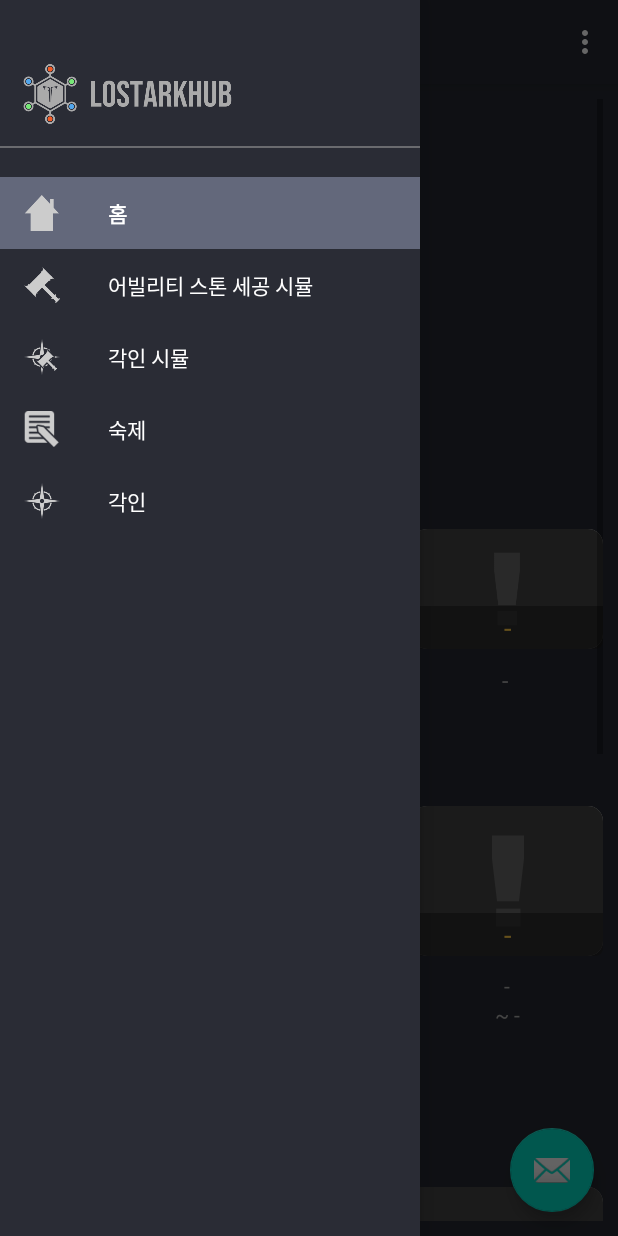
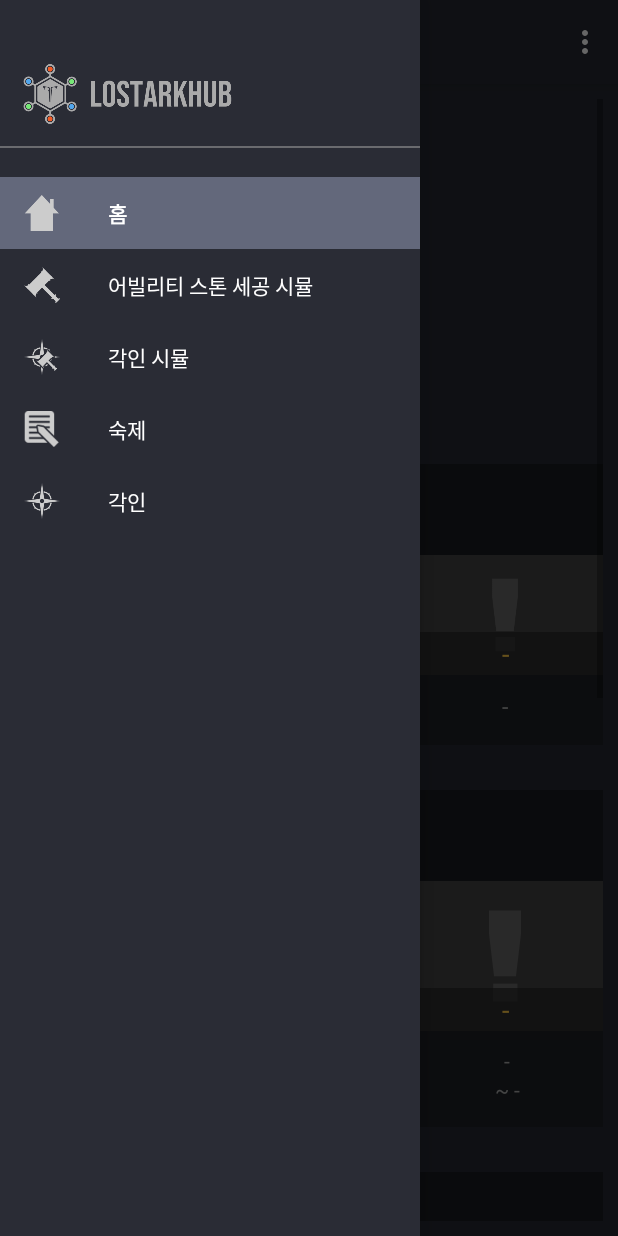
Before and after one commit to zeratul188/LostArkHub, an Android app: the screen it shows after launch (MainActivity), with the side drawer open, on a phone screen of 412 x 824 dp. Run offline under Robolectric (Android 15) with nearby library versions, the phone set to English and light mode, and no system bars; our stand-ins replace Firebase (no records; nobody signed in at launch, a user with empty details on screens opened directly), navigation-ui.

Commit message:
20211030 2059 박성민

```diff
--- a/app/src/main/java/com/example/lostarkapplication/MainActivity.java
+++ b/app/src/main/java/com/example/lostarkapplication/MainActivity.java
@@ -21,8 +21,6 @@ public class MainActivity extends AppCompatActivity {
 
     private AppBarConfiguration mAppBarConfiguration;
 
-    private StoneDBAdapter stoneDBAdapter;
-
     @Override
     protected void onCreate(Bundle savedInstanceState) {
         super.onCreate(savedInstanceState);
@@ -30,17 +28,6 @@ public class MainActivity extends AppCompatActivity {
         Toolbar toolbar = findViewById(R.id.toolbar);
         setSupportActionBar(toolbar);
 
-        stoneDBAdapter = new StoneDBAdapter(this);
-
-        FloatingActionButton fab = findViewById(R.id.fab);
-        fab.setOnClickListener(new View.OnClickListener() {
-            @Override
-            public void onClick(View view) {
-                stoneDBAdapter.open();
-                stoneDBAdapter.deleteAllData();
-                stoneDBAdapter.close();
-            }
-        });
         DrawerLayout drawer = findViewById(R.id.drawer_layout);
         NavigationView navigationView = findViewById(R.id.nav_view);
         // Passing each menu ID as a set of Ids because each
--- a/app/src/main/java/com/example/lostarkapplication/ui/home/HomeFragment.java
+++ b/app/src/main/java/com/example/lostarkapplication/ui/home/HomeFragment.java
@@ -271,8 +271,8 @@ public class HomeFragment extends Fragment {
             imgIsland[i] = root.findViewById(getActivity().getResources().getIdentifier("imgIsland"+(i+1), "id", getActivity().getPackageName()));
             txtIsland[i] = root.findViewById(getActivity().getResources().getIdentifier("txtIsland"+(i+1), "id", getActivity().getPackageName()));
             txtIslandAward[i] = root.findViewById(getActivity().getResources().getIdentifier("txtIslandAward"+(i+1), "id", getActivity().getPackageName()));
-            imgIsland[i].setBackground(round_drawable);
-            imgIsland[i].setClipToOutline(true);
+            //imgIsland[i].setBackground(round_drawable);
+            //imgIsland[i].setClipToOutline(true);
         }
 
         for (int i = 0; i < BOSS_LENGTH; i++) {
@@ -280,8 +280,8 @@ public class HomeFragment extends Fragment {
             txtBoss[i] = root.findViewById(getActivity().getResources().getIdentifier("txtBoss"+(i+1), "id", getActivity().getPackageName()));
             txtStartBoss[i] = root.findViewById(getActivity().getResources().getIdentifier("txtStartBoss"+(i+1), "id", getActivity().getPackageName()));
             txtEndBoss[i] = root.findViewById(getActivity().getResources().getIdentifier("txtEndBoss"+(i+1), "id", getActivity().getPackageName()));
-            imgBoss[i].setBackground(round_drawable);
-            imgBoss[i].setClipToOutline(true);
+            //imgBoss[i].setBackground(round_drawable);
+            //imgBoss[i].setClipToOutline(true);
         }
 
         txtStartDungeon = root.findViewById(R.id.txtStartDungeon);
@@ -289,8 +289,8 @@ public class HomeFragment extends Fragment {
         txtFirstDungeon = root.findViewById(R.id.txtFirstDungeon);
         txtSecondDungeon = root.findViewById(R.id.txtSecondDungeon);
         imgDungeon = root.findViewById(R.id.imgDungeon);
-        imgDungeon.setBackground(round_drawable);
-        imgDungeon.setClipToOutline(true);
+        //imgDungeon.setBackground(round_drawable);
+        //imgDungeon.setClipToOutline(true);
 
         listUpdate = root.findViewById(R.id.listUpdate);
         updates = new ArrayList<>();
--- a/app/src/main/res/layout/app_bar_main.xml
+++ b/app/src/main/res/layout/app_bar_main.xml
@@ -22,12 +22,12 @@
 
     <include layout="@layout/content_main" />
 
-    <com.google.android.material.floatingactionbutton.FloatingActionButton
+    <!--<com.google.android.material.floatingactionbutton.FloatingActionButton
         android:id="@+id/fab"
         android:layout_width="wrap_content"
         android:layout_height="wrap_content"
         android:layout_gravity="bottom|end"
         android:layout_margin="@dimen/fab_margin"
-        app:srcCompat="@android:drawable/ic_dialog_email" />
+        app:srcCompat="@android:drawable/ic_dialog_email" /> -->
 
 </androidx.coordinatorlayout.widget.CoordinatorLayout>
--- a/app/src/main/res/layout/fragment_home.xml
+++ b/app/src/main/res/layout/fragment_home.xml
@@ -30,23 +30,32 @@
             android:layout_width="match_parent"
             android:layout_height="wrap_content"
             android:orientation="horizontal"
+            android:gravity="center"
             android:layout_marginTop="30dp"
-            android:layout_marginBottom="10dp">
+            android:background="#191b20"
+            android:padding="15dp">
             <TextView
                 android:layout_width="wrap_content"
                 android:layout_height="wrap_content"
                 android:text="모험섬"
-                android:textSize="22sp"
+                android:textSize="20sp"
                 android:textColor="#FFFFFF"/>
             <TextView
-                android:layout_width="wrap_content"
+                android:layout_width="0dp"
+                android:layout_weight="1"
                 android:layout_height="wrap_content"
                 android:id="@+id/txtIslandDate"
                 android:text="-"
-                android:textSize="14sp"
+                android:textSize="15sp"
                 android:textColor="#aaaaaa"
                 android:layout_marginLeft="10dp"/>
         </LinearLayout>
+        <LinearLayout
+            android:layout_width="match_parent"
+            android:layout_height="wrap_content"
+            android:background="#1d2026"
+            android:paddingBottom="15dp"
+            android:orientation="vertical">
             <LinearLayout
                 android:layout_width="match_parent"
                 android:layout_height="wrap_content"
@@ -66,7 +75,7 @@
                         android:layout_width="match_parent"
                         android:layout_height="wrap_content"
                         android:id="@+id/txtIsland1"
-                    android:background="@drawable/nameroundimage"
+                        android:background="#aa222222"
                         android:text="-"
                         android:gravity="center"
                         android:textSize="18sp"
@@ -77,9 +86,7 @@
                 <FrameLayout
                     android:layout_width="0dp"
                     android:layout_weight="1"
-                android:layout_height="80dp"
-                android:layout_marginLeft="5dp"
-                android:layout_marginRight="5dp">
+                    android:layout_height="80dp">
                     <ImageView
                         android:layout_width="match_parent"
                         android:layout_height="match_parent"
@@ -91,7 +98,7 @@
                         android:layout_width="match_parent"
                         android:layout_height="wrap_content"
                         android:id="@+id/txtIsland2"
-                    android:background="@drawable/nameroundimage"
+                        android:background="#aa222222"
                         android:text="-"
                         android:gravity="center"
                         android:textSize="18sp"
@@ -114,7 +121,7 @@
                         android:layout_width="match_parent"
                         android:layout_height="wrap_content"
                         android:id="@+id/txtIsland3"
-                    android:background="@drawable/nameroundimage"
+                        android:background="#aa222222"
                         android:text="-"
                         android:gravity="center"
                         android:textSize="18sp"
@@ -127,7 +134,6 @@
                 android:layout_width="match_parent"
                 android:layout_height="wrap_content"
                 android:layout_marginTop="10dp"
-            android:layout_marginBottom="30dp"
                 android:orientation="horizontal">
                 <TextView
                     android:layout_width="0dp"
@@ -157,13 +163,22 @@
                     android:gravity="center"
                     android:textColor="#AAAAAA"/>
             </LinearLayout>
+        </LinearLayout>
         <TextView
-            android:layout_width="wrap_content"
+            android:layout_width="match_parent"
             android:layout_height="wrap_content"
             android:text="도전 가디언 토벌"
-            android:textSize="22sp"
-            android:layout_marginBottom="10dp"
+            android:textSize="20sp"
+            android:layout_marginTop="30dp"
+            android:background="#191b20"
+            android:padding="15dp"
             android:textColor="#FFFFFF"/>
+        <LinearLayout
+            android:layout_width="match_parent"
+            android:layout_height="wrap_content"
+            android:background="#1d2026"
+            android:paddingBottom="15dp"
+            android:orientation="vertical">
             <LinearLayout
                 android:layout_width="match_parent"
                 android:layout_height="wrap_content"
@@ -183,7 +198,7 @@
                         android:layout_width="match_parent"
                         android:layout_height="wrap_content"
                         android:id="@+id/txtBoss1"
-                    android:background="@drawable/nameroundimage"
+                        android:background="#aa222222"
                         android:text="-"
                         android:gravity="center"
                         android:textSize="18sp"
@@ -194,7 +209,6 @@
                 <FrameLayout
                     android:layout_width="0dp"
                     android:layout_weight="1"
-                android:layout_marginLeft="5dp"
                     android:layout_height="100dp">
                     <ImageView
                         android:layout_width="match_parent"
@@ -211,15 +225,14 @@
                         android:textSize="18sp"
                         android:padding="2dp"
                         android:gravity="center"
-                    android:background="@drawable/nameroundimage"
+                        android:background="#aa222222"
                         android:layout_gravity="bottom"
                         android:textColor="#FFCA45"/>
                 </FrameLayout>
                 <FrameLayout
                     android:layout_width="0dp"
                     android:layout_weight="1"
-                android:layout_height="100dp"
-                android:layout_marginLeft="5dp">
+                    android:layout_height="100dp">
                     <ImageView
                         android:layout_width="match_parent"
                         android:layout_height="match_parent"
@@ -235,7 +248,7 @@
                         android:textSize="18sp"
                         android:padding="2dp"
                         android:gravity="center"
-                    android:background="@drawable/nameroundimage"
+                        android:background="#aa222222"
                         android:layout_gravity="bottom"
                         android:textColor="#FFCA45"/>
                 </FrameLayout>
@@ -347,18 +360,26 @@
                     </LinearLayout>
                 </LinearLayout>
             </LinearLayout>
+        </LinearLayout>
         <TextView
-            android:layout_width="wrap_content"
+            android:layout_width="match_parent"
             android:layout_height="wrap_content"
             android:text="도전 어비스 던전"
-            android:textSize="22sp"
-            android:layout_marginBottom="10dp"
+            android:textSize="20sp"
+            android:background="#191b20"
+            android:padding="15dp"
             android:layout_marginTop="30dp"
             android:textColor="#FFFFFF"/>
         <LinearLayout
             android:layout_width="match_parent"
             android:layout_height="wrap_content"
+            android:background="#1d2026"
+            android:orientation="vertical">
+            <LinearLayout
+                android:layout_width="match_parent"
+                android:layout_height="wrap_content"
                 android:layout_marginBottom="10dp"
+                android:layout_marginTop="10dp"
                 android:orientation="horizontal">
                 <TextView
                     android:layout_width="0dp"
@@ -401,7 +422,7 @@
                     android:orientation="horizontal"
                     android:layout_gravity="bottom"
                     android:padding="5dp"
-                android:background="@drawable/nameroundimage">
+                    android:background="#aa222222">
                     <TextView
                         android:layout_width="0dp"
                         android:layout_weight="1"
@@ -422,6 +443,7 @@
                         android:textColor="#FFCA45"/>
                 </LinearLayout>
             </FrameLayout>
+        </LinearLayout>
         <TextView
             android:layout_width="match_parent"
             android:layout_height="wrap_content"
@@ -455,6 +477,10 @@
             android:background="#1d2026"
             android:padding="15dp"
             android:textSize="16sp"
-            android:textColor="#ffffff"/>
+            android:textColor="#ffffff" />
+        <View
+            android:layout_width="match_parent"
+            android:layout_height="wrap_content"
+            android:layout_marginBottom="30dp"/>
     </LinearLayout>
 </ScrollView>
```
Lines whose indentation alone changed are shown as unchanged.
